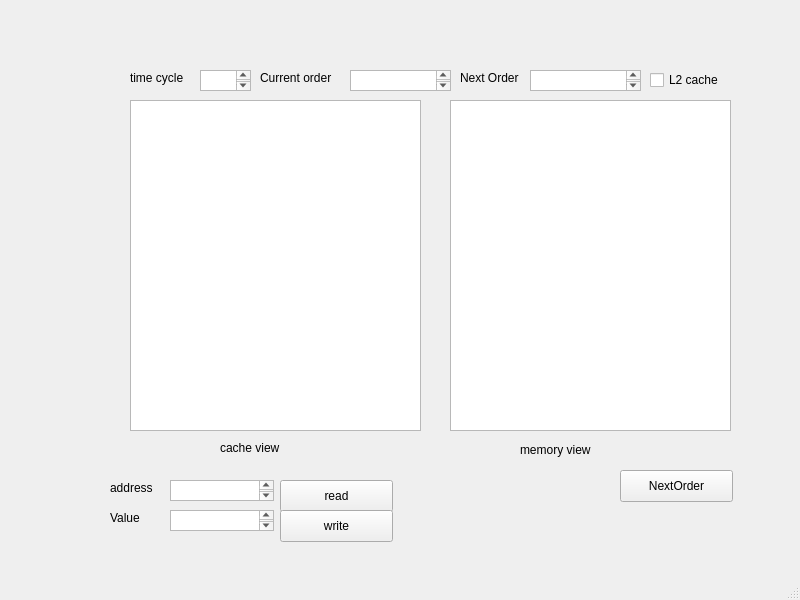
Above: ui/mainwindow.ui from Soooooda/WonderfulISA before the change. Below: the same form after it.
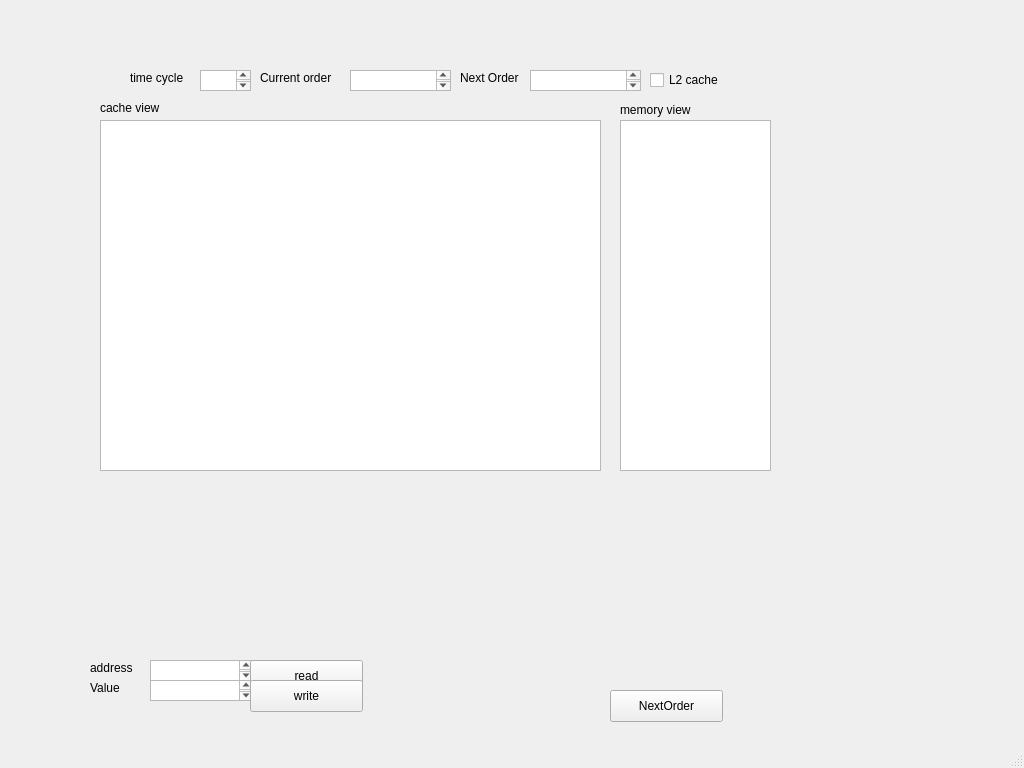
That is the form after the change.

Commit message: remove LRU parts and adapt to  UI

```diff
--- a/ui/mainwindow.ui
+++ b/ui/mainwindow.ui
@@ -6,8 +6,8 @@
    <rect>
     <x>0</x>
     <y>0</y>
-    <width>800</width>
-    <height>600</height>
+    <width>1024</width>
+    <height>768</height>
    </rect>
   </property>
   <property name="windowTitle">
@@ -17,10 +17,10 @@
    <widget class="QWidget" name="verticalLayoutWidget">
     <property name="geometry">
      <rect>
-      <x>130</x>
-      <y>100</y>
-      <width>291</width>
-      <height>331</height>
+      <x>100</x>
+      <y>120</y>
+      <width>501</width>
+      <height>351</height>
      </rect>
     </property>
     <layout class="QVBoxLayout" name="verticalLayout">
@@ -32,8 +32,8 @@
    <widget class="QPushButton" name="pushButton">
     <property name="geometry">
      <rect>
-      <x>620</x>
-      <y>470</y>
+      <x>610</x>
+      <y>690</y>
       <width>113</width>
       <height>32</height>
      </rect>
@@ -48,8 +48,8 @@
    <widget class="QLabel" name="cache_label">
     <property name="geometry">
      <rect>
-      <x>220</x>
-      <y>440</y>
+      <x>100</x>
+      <y>100</y>
       <width>91</width>
       <height>16</height>
      </rect>
@@ -143,8 +143,8 @@
    <widget class="QLabel" name="memory_label">
     <property name="geometry">
      <rect>
-      <x>520</x>
-      <y>440</y>
+      <x>620</x>
+      <y>100</y>
       <width>91</width>
       <height>20</height>
      </rect>
@@ -156,18 +156,18 @@
    <widget class="QTableWidget" name="memoryTable">
     <property name="geometry">
      <rect>
-      <x>450</x>
-      <y>100</y>
-      <width>281</width>
-      <height>331</height>
+      <x>620</x>
+      <y>120</y>
+      <width>151</width>
+      <height>351</height>
      </rect>
     </property>
    </widget>
    <widget class="QTextEdit" name="inputMemory">
     <property name="geometry">
      <rect>
-      <x>170</x>
-      <y>480</y>
+      <x>150</x>
+      <y>660</y>
       <width>104</width>
       <height>21</height>
      </rect>
@@ -176,8 +176,8 @@
    <widget class="QLabel" name="inputMemoryLabel">
     <property name="geometry">
      <rect>
-      <x>110</x>
-      <y>480</y>
+      <x>90</x>
+      <y>660</y>
       <width>59</width>
       <height>16</height>
      </rect>
@@ -189,8 +189,8 @@
    <widget class="QLabel" name="inputValueLabel">
     <property name="geometry">
      <rect>
-      <x>110</x>
-      <y>510</y>
+      <x>90</x>
+      <y>680</y>
       <width>59</width>
       <height>16</height>
      </rect>
@@ -202,8 +202,8 @@
    <widget class="QTextEdit" name="inputValue">
     <property name="geometry">
      <rect>
-      <x>170</x>
-      <y>510</y>
+      <x>150</x>
+      <y>680</y>
       <width>104</width>
       <height>21</height>
      </rect>
@@ -212,8 +212,8 @@
    <widget class="QPushButton" name="pushButton_2">
     <property name="geometry">
      <rect>
-      <x>280</x>
-      <y>480</y>
+      <x>250</x>
+      <y>660</y>
       <width>113</width>
       <height>32</height>
      </rect>
@@ -225,8 +225,8 @@
    <widget class="QPushButton" name="pushButton_3">
     <property name="geometry">
      <rect>
-      <x>280</x>
-      <y>510</y>
+      <x>250</x>
+      <y>680</y>
       <width>113</width>
       <height>32</height>
      </rect>
```
Left out of the diff: 2 changed lines with no effect on the pictures. The commit also changes 7 other files.
